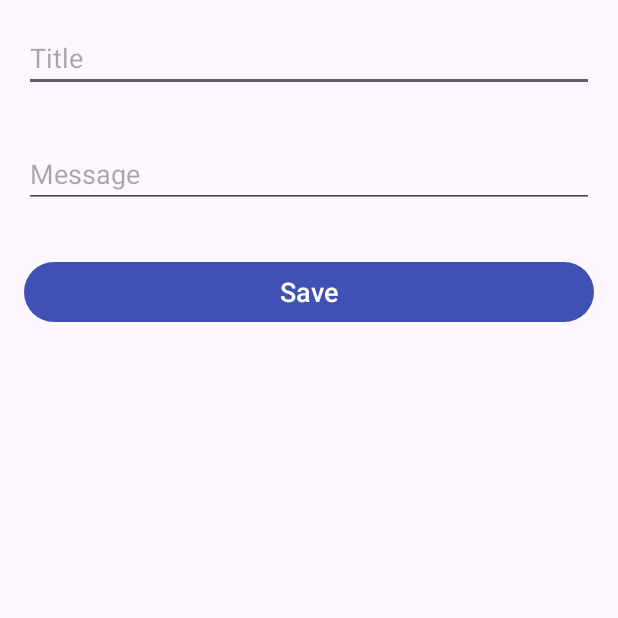
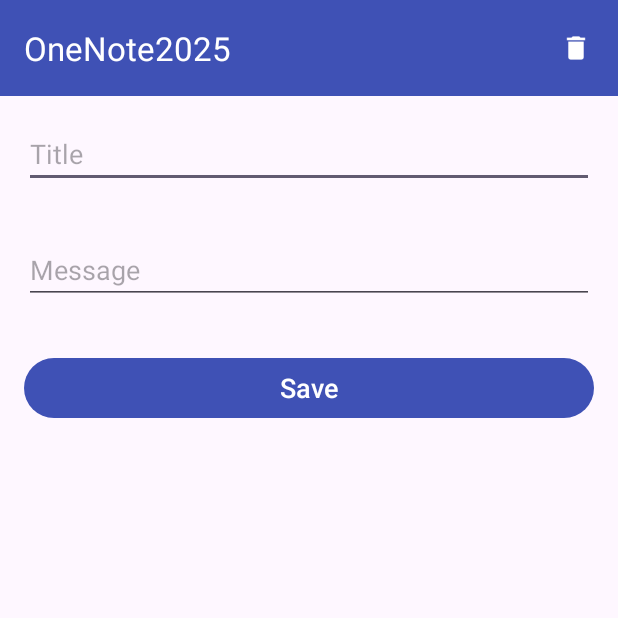
Before and after one commit to snagy8319/OneNote2025_SN, an Android app: the NoteEditActivity screen opened directly, with no data from a screen before it, on a phone screen of 412 x 824 dp, the top half of it. Run offline under Robolectric (Android 15) with nearby library versions, the light colour scheme and no system bars.

Commit message:
Added menu_edit.xml and ic_delete.png.

```diff
--- a/app/src/main/java/com/onenote/android/NoteEditActivity.kt
+++ b/app/src/main/java/com/onenote/android/NoteEditActivity.kt
@@ -2,11 +2,21 @@
 
 import androidx.appcompat.app.AppCompatActivity
 import android.os.Bundle
+import android.view.Menu
 
 class NoteEditActivity : AppCompatActivity() {
 
     override fun onCreate(savedInstanceState: Bundle?) {
         super.onCreate(savedInstanceState)
         setContentView(R.layout.activity_note_edit)
+
+        // Set up toolbar
+        setSupportActionBar(findViewById(R.id.toolbar))
+    }
+
+    override fun onCreateOptionsMenu(menu: Menu?): Boolean {
+        menuInflater.inflate(R.menu.menu_edit, menu)
+
+        return super.onCreateOptionsMenu(menu)
     }
 }
--- a/app/src/main/java/com/onenote/android/NoteListActivity.kt
+++ b/app/src/main/java/com/onenote/android/NoteListActivity.kt
@@ -12,6 +12,7 @@
         super.onCreate(savedInstanceState)
         setContentView(R.layout.activity_note_list)
 
+        // Set up toolbar
         setSupportActionBar(findViewById(R.id.toolbar))
     }
 
--- a/app/src/main/res/layout/activity_note_edit.xml
+++ b/app/src/main/res/layout/activity_note_edit.xml
@@ -2,7 +2,15 @@
 <LinearLayout xmlns:android="http://schemas.android.com/apk/res/android"
     android:layout_width="match_parent"
     android:layout_height="match_parent"
+    xmlns:app="http://schemas.android.com/apk/res-auto"
     android:orientation="vertical">
+
+    <androidx.appcompat.widget.Toolbar
+        android:id="@+id/toolbar"
+        android:layout_width="match_parent"
+        android:layout_height="wrap_content"
+        android:background="@color/blue"
+        app:titleTextColor="@color/white"/>
 
     <EditText
         android:id="@+id/noteEditTitle"
--- /dev/null
+++ b/app/src/main/res/menu/menu_edit.xml
@@ -0,0 +1,10 @@
+<?xml version="1.0" encoding="utf-8"?>
+<menu xmlns:android="http://schemas.android.com/apk/res/android"
+    xmlns:app="http://schemas.android.com/apk/res-auto">
+    <item
+        android:id="@+id/delete"
+        android:title="@string/delete"
+        android:icon="@drawable/ic_delete"
+        app:showAsAction="always"/>
+
+</menu>
--- a/app/src/main/res/values/strings.xml
+++ b/app/src/main/res/values/strings.xml
@@ -6,4 +6,5 @@
     <string name="message">Message</string>
     <string name="add">Add</string>
     <string name="save">Save</string>
+    <string name="delete">Delete</string>
 </resources>
```
Also changed, not shown: app/src/main/res/drawable-hdpi/ic_delete.png (added), app/src/main/res/drawable-mdpi/ic_delete.png (added), app/src/main/res/drawable-xhdpi/ic_delete.png (added), app/src/main/res/drawable-xxhdpi/ic_delete.png (added), app/src/main/res/drawable-xxxhdpi/ic_delete.png (added), 1 other file.
